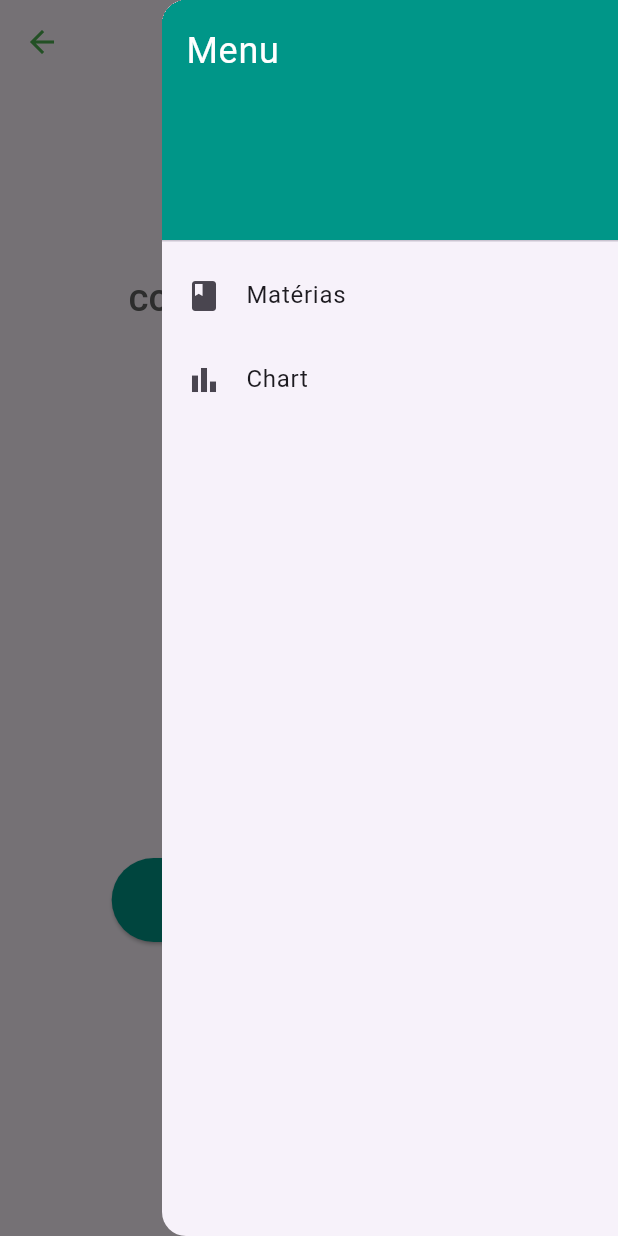
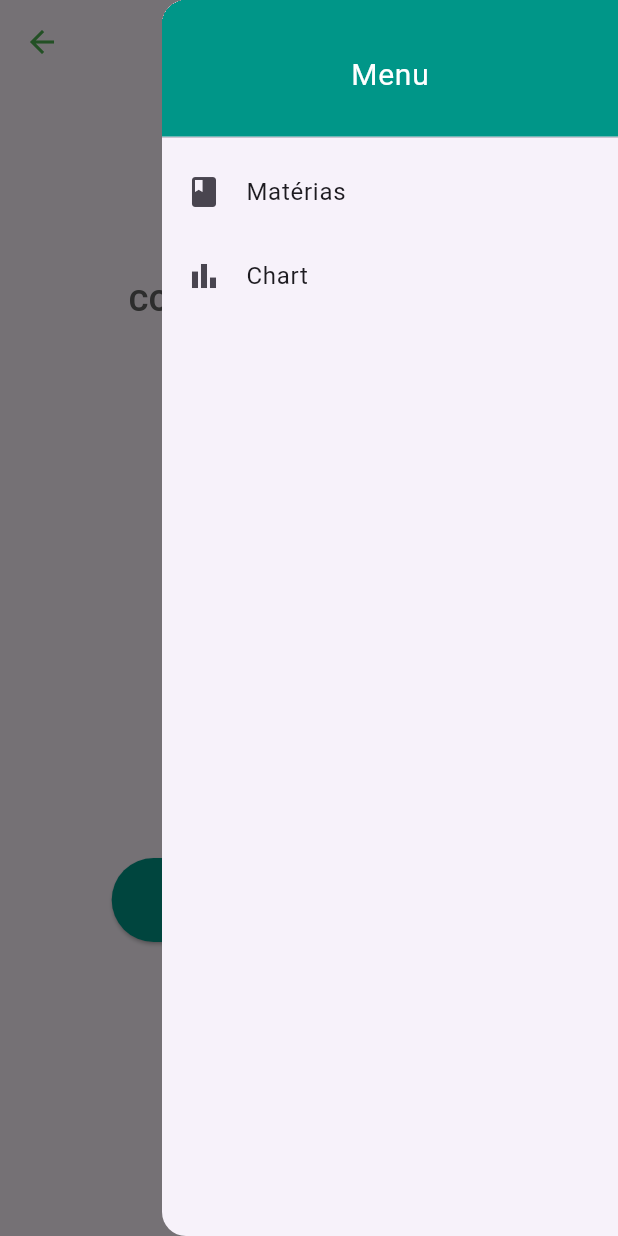
Before and after one commit to victor-monteiro11/sinapse, a Flutter app: the StudyHomePage screen opened by its route, with the side drawer open, on a phone screen of 412 x 824 dp. Run offline on Flutter 3.47's test engine with Material 3 defaults, Android fonts, the phone set to English and light mode, and no system bars; our stand-ins replace sqflite; accounts and stored records are empty.

Commit message:
Modify sidebar header

```diff
--- a/lib/main.dart
+++ b/lib/main.dart
@@ -161,7 +161,7 @@ class _StudyHomePageState extends State<StudyHomePage> {
               );
             }
         ),
-        title: Text('Title'),
+        title: Text('Sinapse'),
         centerTitle: true,
         actions: [
           Builder(
@@ -180,15 +180,20 @@ class _StudyHomePageState extends State<StudyHomePage> {
         child: ListView(
           padding: EdgeInsets.zero,
           children: <Widget>[
-            DrawerHeader(
+            Container(
+              height: 100,
+              child: DrawerHeader(
                 decoration: BoxDecoration(
                   color: Colors.teal,
                 ),
+                child: Center(
                   child: Text(
                     'Menu',
                     style: TextStyle(
                       color: Colors.white,
-                  fontSize: 24,
+                      fontSize: 20, // Tamanho da fonte reduzido
+                    ),
+                  ),
                 ),
               ),
             ),
```
Lines whose indentation alone changed are shown as unchanged.
